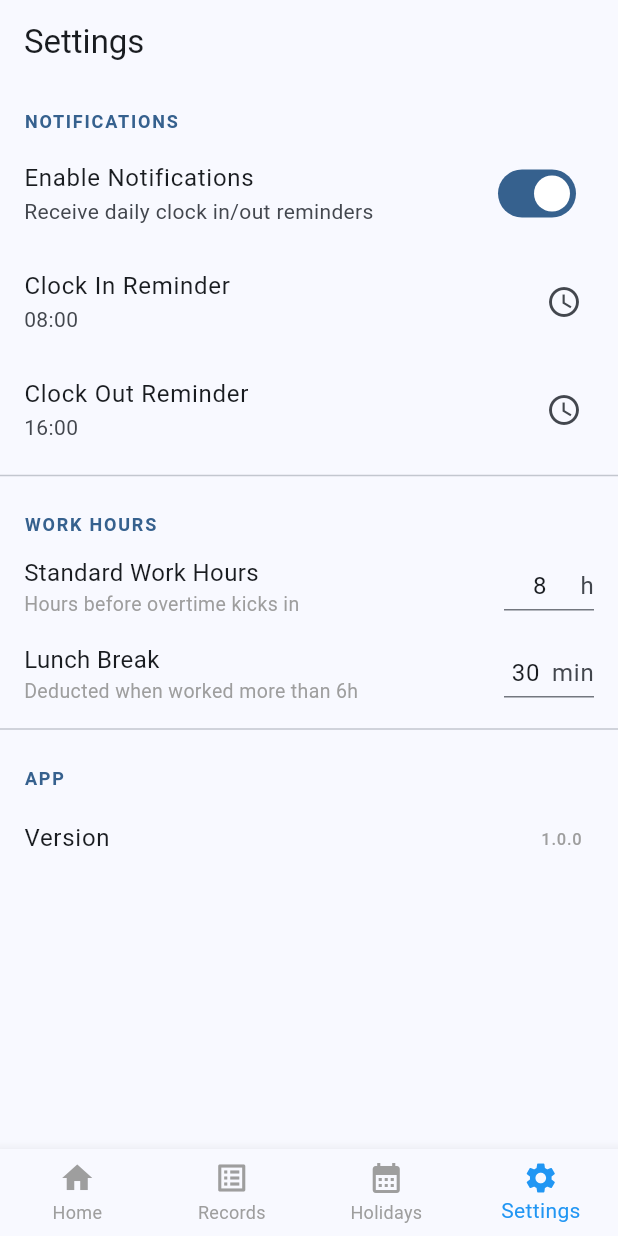
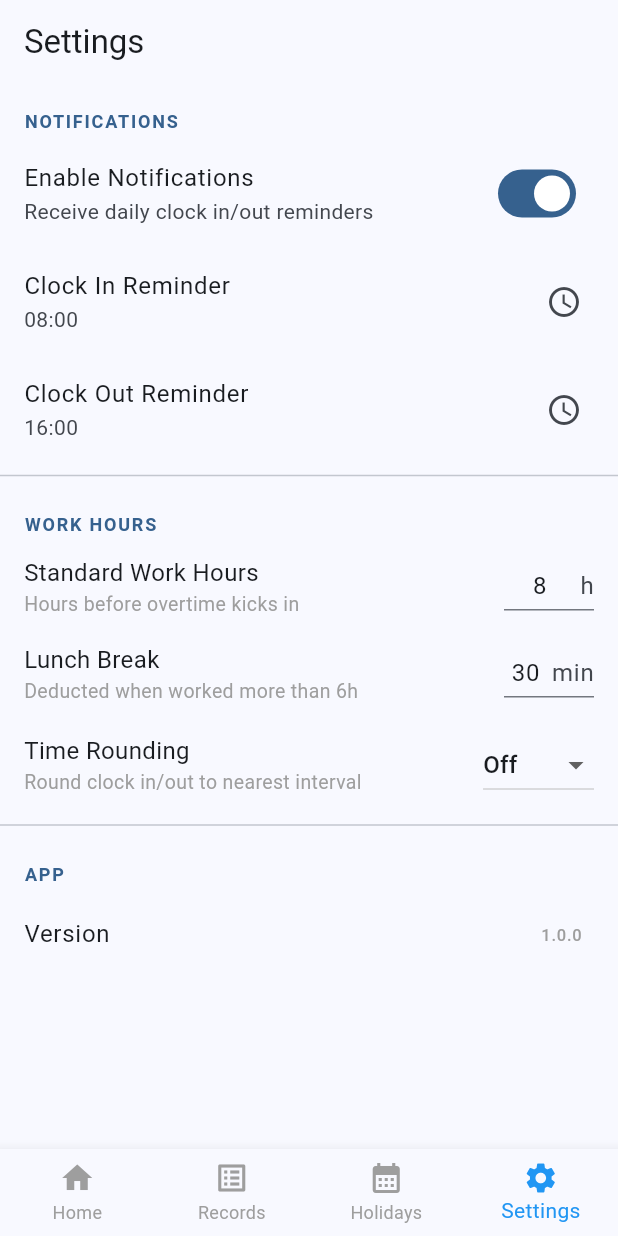
Before and after one commit to yeysondavidp/clock-in, a Flutter app: the screen it shows after launch, item 4 of the bottom bar chosen, on a phone screen of 412 x 824 dp. Run offline on Flutter 3.47's test engine with Material 3 defaults, Android fonts, the phone set to English and light mode, and no system bars; our stand-ins replace csv, device_info_plus, flutter_local_notifications, flutter_timezone, share_plus, sqflite and 1 more; missing offline and left inert: android_intent_plus, workmanager; accounts and stored records are empty; statements that could not run were skipped.

Commit message:
feat: add time rounding for clock in/out Add configurable time rounding to nearest interval for clock in/out. User can select tolerance of 0 (off), 3, 5, 10, 15 or 30 minutes. Rounding applies to nearest multiple of selected interval at the moment of clock in/out before saving to database. Add database migration to version 3 to add time_rounding_minutes setting for existing installations.

```diff
--- a/lib/database/database_helper.dart
+++ b/lib/database/database_helper.dart
@@ -2,7 +2,6 @@ import 'package:sqflite/sqflite.dart';
 import 'package:path/path.dart';
 import '../models/record.dart';
 import '../models/holiday.dart';
-import '../models/setting.dart';
 
 class DatabaseHelper {
   static final DatabaseHelper instance = DatabaseHelper._init();
@@ -19,7 +18,8 @@ class DatabaseHelper {
   Future<Database> _initDB(String filePath) async {
     final dbPath = await getDatabasesPath();
     final path = join(dbPath, filePath);
-    return await openDatabase(path, version: 1, onCreate: _createDB);
+
+    return await openDatabase(path, version: 3, onCreate: _createDB, onUpgrade: _onUpgrade);
   }
 
   Future _createDB(Database db, int version) async {
@@ -67,6 +67,7 @@ class DatabaseHelper {
       {'key': 'lunch_break_minutes', 'value': '30'},
       {'key': 'work_days',                  'value': '1,2,3,4,5'},
       {'key': 'notifications_enabled',      'value': 'true'},
+      {'key': 'time_rounding_minutes', 'value': '0'},
     ];
 
     for (final s in defaults) {
@@ -222,6 +223,15 @@ class DatabaseHelper {
     return result.map((map) => Record.fromMap(map)).toList();
   }
 
+  Future<void> _onUpgrade(Database db, int oldVersion, int newVersion) async {
+    if (oldVersion < 3) {
+      await db.execute('''
+      INSERT OR IGNORE INTO settings (key, value, timestamp)
+      VALUES ('time_rounding_minutes', '0', '${DateTime.now().toIso8601String()}')
+    ''');
+    }
+  }
+
   Future<void> close() async {
     final db = await instance.database;
     db.close();
--- a/lib/screens/home_screen.dart
+++ b/lib/screens/home_screen.dart
@@ -38,7 +38,7 @@ class _HomeScreenState extends State<HomeScreen> {
   Future<void> _clockIn() async {
     final now = DateTime.now();
     final today = DateFormat('yyyy-MM-dd').format(now);
-    final timeNow = DateFormat('HH:mm').format(now);
+    var timeNow = DateFormat('HH:mm').format(now);
 
     // Check if today is a holiday
     final isHoliday = await db.isHoliday(today);
@@ -47,6 +47,9 @@ class _HomeScreenState extends State<HomeScreen> {
       return;
     }
 
+    final rounding = int.parse(await db.getSetting('time_rounding_minutes') ?? '0');
+    timeNow = TimeCalculator.roundTime(timeNow, rounding);
+
     final record = Record(
       date: today,
       startTime: timeNow,
@@ -54,14 +57,14 @@ class _HomeScreenState extends State<HomeScreen> {
     );
 
     await db.insertRecord(record);
-    await _loadTodayRecord();   // refresh UI
+    await _loadTodayRecord();
   }
 
   Future<void> _clockOut() async {
     if (_todayRecord == null) return;
 
     final now = DateTime.now();
-    final timeNow = DateFormat('HH:mm').format(now);
+    var timeNow = DateFormat('HH:mm').format(now);
 
     // Get settings for calculation
     final standardHours = double.parse(
@@ -69,6 +72,8 @@ class _HomeScreenState extends State<HomeScreen> {
     final lunchBreak = int.parse(
         await db.getSetting('lunch_break_minutes') ?? '30');
 
+    final rounding = int.parse(await db.getSetting('time_rounding_minutes') ?? '0');
+    timeNow = TimeCalculator.roundTime(timeNow, rounding);
     // Calculate hours
    final total = TimeCalculator.calculateRegularHours(_todayRecord!.startTime!, timeNow, standardHours, lunchBreak);
     final overtime = TimeCalculator.calculateOvertimeHours(_todayRecord!.startTime!,timeNow, standardHours);
@@ -85,7 +90,7 @@ class _HomeScreenState extends State<HomeScreen> {
     );
 
     await db.updateRecord(updatedRecord);
-    await _loadTodayRecord();   // refresh UI
+    await _loadTodayRecord();
   }
 
   // ─── UI ─────────────────────────────────────────────────
--- a/lib/screens/settings_screen.dart
+++ b/lib/screens/settings_screen.dart
@@ -1,8 +1,5 @@
 import 'package:flutter/material.dart';
-import 'package:workmanager/workmanager.dart';
 import '../database/database_helper.dart';
-import '../services/notification_service.dart';
-import 'package:flutter_local_notifications/flutter_local_notifications.dart';
 import '../services/work_notification_service.dart';
 
 class SettingsScreen extends StatefulWidget {
@@ -22,6 +19,7 @@ class _SettingsScreenState extends State<SettingsScreen> {
   // Time values
   String _checkinTime  = '08:00';
   String _checkoutTime = '16:00';
+  int _roundingMinutes = 0;
 
   // Switch value
   bool _notificationsEnabled = true;
@@ -50,6 +48,8 @@ class _SettingsScreenState extends State<SettingsScreen> {
     final standardHours = await db.getSetting('standard_work_hours')        ?? '8';
     final lunchBreak    = await db.getSetting('lunch_break_minutes')        ?? '30';
     final notifications = await db.getSetting('notifications_enabled')      ?? 'true';
+    final rounding = await db.getSetting('time_rounding_minutes') ?? '0';
+
 
     setState(() {
       _checkinTime  = checkin;
@@ -58,6 +58,7 @@ class _SettingsScreenState extends State<SettingsScreen> {
       _lunchBreakController.text    = lunchBreak;
       _notificationsEnabled         = notifications == 'true';
       _isLoading = false;
+      _roundingMinutes = int.parse(rounding);
     });
   }
 
@@ -229,6 +230,44 @@ class _SettingsScreenState extends State<SettingsScreen> {
               ],
             ),
           ),
+          // Time Rounding
+          Padding(
+            padding: const EdgeInsets.symmetric(horizontal: 16, vertical: 8),
+            child: Row(
+              children: [
+                const Expanded(
+                  child: Column(
+                    crossAxisAlignment: CrossAxisAlignment.start,
+                    children: [
+                      Text('Time Rounding',
+                          style: TextStyle(fontSize: 16)),
+                      Text('Round clock in/out to nearest interval',
+                          style: TextStyle(fontSize: 13, color: Colors.grey)),
+                    ],
+                  ),
+                ),
+                DropdownButton<int>(
+                  value: _roundingMinutes,
+                  items: const [
+                    DropdownMenuItem(value: 0,  child: Text('Off')),
+                    DropdownMenuItem(value: 2, child: Text('2 min')),
+                    DropdownMenuItem(value: 3, child: Text('3 min')),
+                    DropdownMenuItem(value: 5,  child: Text('5 min')),
+                    DropdownMenuItem(value: 10, child: Text('10 min')),
+                  ],
+                  onChanged: (value) async {
+                    if (value == null) return;
+                    setState(() => _roundingMinutes = value);
+                    await _saveSetting('time_rounding_minutes', value.toString());
+
+                    // Temporal debug
+                    final saved = await db.getSetting('time_rounding_minutes');
+                    print('Saved rounding: $saved');
+                  },
+                ),
+              ],
+            ),
+          ),
 
           const Divider(),
 
```
Also changed, not shown: lib/utils/time_calculator.dart (+37 -0 lines).
